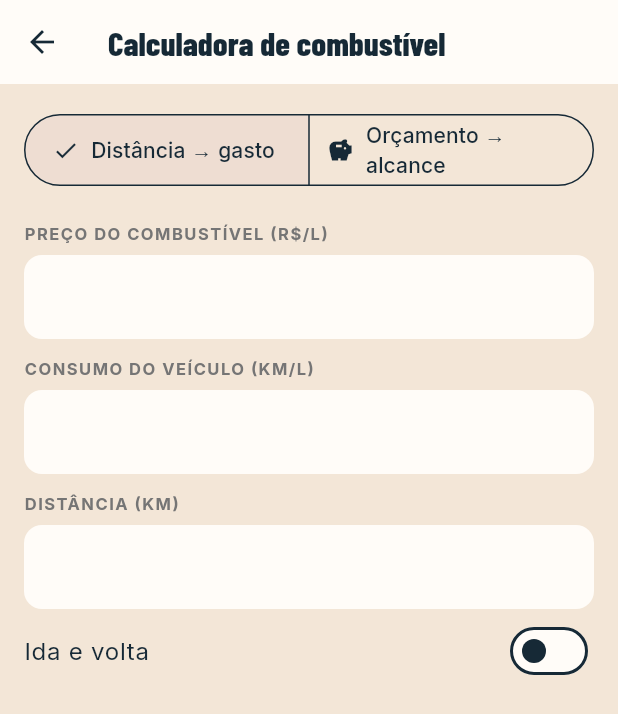
After one commit to jeancarloscc/revisarcar, a Flutter app: the screen it shows once a user with an empty profile is signed in, after a tap on the "local gas station" icon, on a phone screen of 412 x 824 dp. The commit adds this screen. Shown: the top 714 px of the screen. Run offline on Flutter 3.47's test engine with Material 3 defaults, Android fonts, the phone set to English and light mode, and no system bars; our stand-ins replace cloud_firestore, firebase_auth, firebase_core, google_fonts, google_sign_in, shared_preferences; accounts and stored records are empty.

Commit message:
feat: integra calculadora de combustível ao fluxo de abastecimento e atualiza ícone do app
- CalculadoraCombustivelScreen ganha prefill de consumo sugerido e callback
  para registrar o abastecimento calculado direto na aba de abastecimento
- AbastecimentoFormScreen aceita litros/valor iniciais para o prefill
- AbastecimentoTab conecta os dois fluxos via Navigator + ChangeNotifierProvider
- Adiciona testes de widget/serviço para a calculadora e o formulário
- Gera novo ícone do app (Android adaptive icon + iOS AppIcon set) via
  flutter_launcher_icons e bump de versão para 1.2.0

```diff
--- /dev/null
+++ b/lib/screens/calculadora_combustivel_screen.dart
@@ -0,0 +1,232 @@
+import 'package:flutter/material.dart';
+
+import '../services/calculadora_combustivel_service.dart';
+
+enum _ModoCalculo { direto, orcamento }
+
+class CalculadoraCombustivelScreen extends StatefulWidget {
+  final double? consumoSugerido;
+  final void Function(double litros, double valorTotal)? aoRegistrarAbastecimento;
+
+  const CalculadoraCombustivelScreen({
+    super.key,
+    this.consumoSugerido,
+    this.aoRegistrarAbastecimento,
+  });
+
+  @override
+  State<CalculadoraCombustivelScreen> createState() => _CalculadoraCombustivelScreenState();
+}
+
+class _CalculadoraCombustivelScreenState extends State<CalculadoraCombustivelScreen> {
+  final _formKey = GlobalKey<FormState>();
+  final _precoController = TextEditingController();
+  final _consumoController = TextEditingController();
+  final _distanciaController = TextEditingController();
+  final _valorDisponivelController = TextEditingController();
+  _ModoCalculo _modo = _ModoCalculo.direto;
+  bool _idaEVolta = false;
+
+  @override
+  void initState() {
+    super.initState();
+    if (widget.consumoSugerido != null) {
+      _consumoController.text = widget.consumoSugerido!.toStringAsFixed(1);
+    }
+  }
+
+  @override
+  void dispose() {
+    _precoController.dispose();
+    _consumoController.dispose();
+    _distanciaController.dispose();
+    _valorDisponivelController.dispose();
+    super.dispose();
+  }
+
+  String? _obrigatorio(String? valor) {
+    if (valor == null || valor.trim().isEmpty) return 'Campo obrigatório';
+    return null;
+  }
+
+  String? _decimalObrigatorio(String? valor) {
+    final erro = _obrigatorio(valor);
+    if (erro != null) return erro;
+    if (double.tryParse(valor!.trim().replaceAll(',', '.')) == null) {
+      return 'Informe um valor válido';
+    }
+    return null;
+  }
+
+  Widget _rotulo(String texto) => Padding(
+        padding: const EdgeInsets.only(bottom: 6),
+        child: Text(
+          texto.toUpperCase(),
+          style: TextStyle(fontSize: 11, fontWeight: FontWeight.bold, letterSpacing: 1, color: Colors.grey.shade600),
+        ),
+      );
+
+  @override
+  Widget build(BuildContext context) {
+    final preco = double.tryParse(_precoController.text.replaceAll(',', '.'));
+    final consumo = double.tryParse(_consumoController.text.replaceAll(',', '.'));
+
+    final resultadoDireto = _modo == _ModoCalculo.direto && preco != null && consumo != null
+        ? CalculadoraCombustivelService.calculoDireto(
+            distanciaKm: double.tryParse(_distanciaController.text.replaceAll(',', '.')) ?? 0,
+            consumoKmPorLitro: consumo,
+            precoPorLitro: preco,
+            idaEVolta: _idaEVolta,
+          )
+        : null;
+
+    final resultadoOrcamento = _modo == _ModoCalculo.orcamento && preco != null && consumo != null
+        ? CalculadoraCombustivelService.calculoPorOrcamento(
+            valorDisponivel: double.tryParse(_valorDisponivelController.text.replaceAll(',', '.')) ?? 0,
+            consumoKmPorLitro: consumo,
+            precoPorLitro: preco,
+          )
+        : null;
+
+    final resultadoParaRegistro = resultadoDireto != null
+        ? (litros: resultadoDireto.litros, valorTotal: resultadoDireto.valorTotal)
+        : resultadoOrcamento != null
+            ? (
+                litros: resultadoOrcamento.litros,
+                valorTotal: double.tryParse(_valorDisponivelController.text.replaceAll(',', '.')) ?? 0,
+              )
+            : null;
+
+    return Scaffold(
+      appBar: AppBar(title: const Text('Calculadora de combustível')),
+      body: Form(
+        key: _formKey,
+        child: ListView(
+          padding: const EdgeInsets.all(16),
+          children: [
+            SegmentedButton<_ModoCalculo>(
+              segments: const [
+                ButtonSegment(
+                  value: _ModoCalculo.direto,
+                  label: Text('Distância → gasto'),
+                  icon: Icon(Icons.route),
+                ),
+                ButtonSegment(
+                  value: _ModoCalculo.orcamento,
+                  label: Text('Orçamento → alcance'),
+                  icon: Icon(Icons.savings),
+                ),
+              ],
+              selected: {_modo},
+              onSelectionChanged: (selecionado) => setState(() => _modo = selecionado.first),
+            ),
+            const SizedBox(height: 20),
+            _rotulo('Preço do combustível (R\$/L)'),
+            TextFormField(
+              controller: _precoController,
+              keyboardType: const TextInputType.numberWithOptions(decimal: true),
+              validator: _decimalObrigatorio,
+              onChanged: (_) => setState(() {}),
+            ),
+            const SizedBox(height: 12),
+            _rotulo('Consumo do veículo (km/L)'),
+            TextFormField(
+              controller: _consumoController,
+              keyboardType: const TextInputType.numberWithOptions(decimal: true),
+              validator: _decimalObrigatorio,
+              onChanged: (_) => setState(() {}),
+            ),
+            const SizedBox(height: 12),
+            if (_modo == _ModoCalculo.direto) ...[
+              _rotulo('Distância (km)'),
+              TextFormField(
+                controller: _distanciaController,
+                keyboardType: const TextInputType.numberWithOptions(decimal: true),
+                validator: _decimalObrigatorio,
+                onChanged: (_) => setState(() {}),
+              ),
+              SwitchListTile(
+                contentPadding: EdgeInsets.zero,
+                title: const Text('Ida e volta'),
+                value: _idaEVolta,
+                onChanged: (valor) => setState(() => _idaEVolta = valor),
+              ),
+            ] else ...[
+              _rotulo('Valor disponível (R\$)'),
+              TextFormField(
+                controller: _valorDisponivelController,
+                keyboardType: const TextInputType.numberWithOptions(decimal: true),
+                validator: _decimalObrigatorio,
+                onChanged: (_) => setState(() {}),
+              ),
+            ],
+            if (resultadoDireto != null) ...[
+              const SizedBox(height: 20),
+              _CardResultado(linhas: [
+                ('Litros necessários', '${resultadoDireto.litros.toStringAsFixed(2)} L'),
+                ('Valor total', 'R\$ ${resultadoDireto.valorTotal.toStringAsFixed(2)}'),
+              ]),
+            ],
+            if (resultadoOrcamento != null) ...[
+              const SizedBox(height: 20),
+              _CardResultado(linhas: [
+                ('Litros comprados', '${resultadoOrcamento.litros.toStringAsFixed(2)} L'),
+                ('Distância alcançável', '${resultadoOrcamento.kmAlcancaveis.toStringAsFixed(0)} km'),
+              ]),
+            ],
+            if (resultadoParaRegistro != null && widget.aoRegistrarAbastecimento != null) ...[
+              const SizedBox(height: 12),
+              FilledButton.icon(
+                onPressed: () => widget.aoRegistrarAbastecimento!(
+                  resultadoParaRegistro.litros,
+                  resultadoParaRegistro.valorTotal,
+                ),
+                icon: const Icon(Icons.add_circle_outline),
+                label: const Text('Registrar este abastecimento'),
+              ),
+            ],
+          ],
+        ),
+      ),
+    );
+  }
+}
+
+class _CardResultado extends StatelessWidget {
+  final List<(String, String)> linhas;
+
+  const _CardResultado({required this.linhas});
+
+  @override
+  Widget build(BuildContext context) {
+    return Container(
+      padding: const EdgeInsets.all(14),
+      decoration: BoxDecoration(
+        color: Theme.of(context).colorScheme.secondary,
+        borderRadius: BorderRadius.circular(16),
+      ),
+      child: Column(
+        crossAxisAlignment: CrossAxisAlignment.stretch,
+        children: [
+          for (final (rotulo, valor) in linhas)
+            Padding(
+              padding: const EdgeInsets.symmetric(vertical: 4),
+              child: Row(
+                mainAxisAlignment: MainAxisAlignment.spaceBetween,
+                children: [
+                  Row(
+                    children: [
+                      Icon(Icons.local_gas_station, size: 16, color: Theme.of(context).colorScheme.primary),
+                      const SizedBox(width: 8),
+                      Text(rotulo, style: const TextStyle(fontWeight: FontWeight.w600)),
+                    ],
+                  ),
+                  Text(valor, style: Theme.of(context).textTheme.titleMedium),
+                ],
+              ),
+            ),
+        ],
+      ),
+    );
+  }
+}
--- a/lib/screens/veiculo_list_screen.dart
+++ b/lib/screens/veiculo_list_screen.dart
@@ -7,6 +7,7 @@ import '../repositories/lembrete_repository.dart';
 import '../repositories/manutencao_repository.dart';
 import '../services/lembrete_service.dart';
 import '../widgets/veiculo_card.dart';
+import 'calculadora_combustivel_screen.dart';
 import 'configuracoes_screen.dart';
 import 'detalhe_veiculo_screen.dart';
 import 'veiculo_form_screen.dart';
@@ -86,6 +87,12 @@ class VeiculoListScreen extends StatelessWidget {
         title: Text('Meus veículos', style: Theme.of(context).textTheme.headlineMedium),
         actions: [
           IconButton(
+            icon: const Icon(Icons.local_gas_station),
+            onPressed: () => Navigator.of(context).push(
+              MaterialPageRoute(builder: (_) => const CalculadoraCombustivelScreen()),
+            ),
+          ),
+          IconButton(
             icon: const Icon(Icons.settings),
             onPressed: () => Navigator.of(context).push(
               MaterialPageRoute(builder: (_) => const ConfiguracoesScreen()),
--- /dev/null
+++ b/lib/services/calculadora_combustivel_service.dart
@@ -0,0 +1,23 @@
+class CalculadoraCombustivelService {
+  static ({double litros, double valorTotal})? calculoDireto({
+    required double distanciaKm,
+    required double consumoKmPorLitro,
+    required double precoPorLitro,
+    bool idaEVolta = false,
+  }) {
+    if (distanciaKm <= 0 || consumoKmPorLitro <= 0 || precoPorLitro <= 0) return null;
+    final distanciaEfetiva = idaEVolta ? distanciaKm * 2 : distanciaKm;
+    final litros = distanciaEfetiva / consumoKmPorLitro;
+    return (litros: litros, valorTotal: litros * precoPorLitro);
+  }
+
+  static ({double litros, double kmAlcancaveis})? calculoPorOrcamento({
+    required double valorDisponivel,
+    required double consumoKmPorLitro,
+    required double precoPorLitro,
+  }) {
+    if (valorDisponivel <= 0 || consumoKmPorLitro <= 0 || precoPorLitro <= 0) return null;
+    final litros = valorDisponivel / precoPorLitro;
+    return (litros: litros, kmAlcancaveis: litros * consumoKmPorLitro);
+  }
+}
```
Also changed, not shown: lib/screens/abastecimento_form_screen.dart (+14 -3 lines), lib/widgets/abastecimento_tab.dart (+33 -0 lines), pubspec.yaml (+11 -2 lines), assets/icon/icon.png (added), pubspec.lock, 41 other files.
